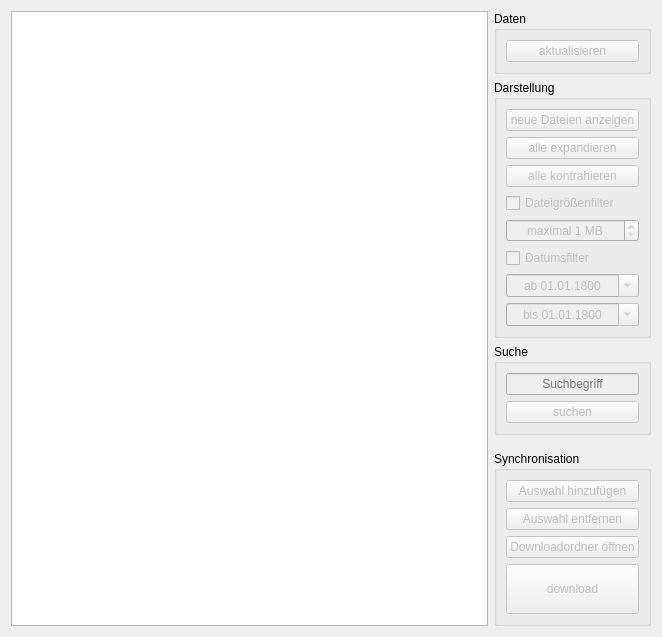
RobertKrajewski/Sync-my-L2P, file browser.ui: the form before one commit.
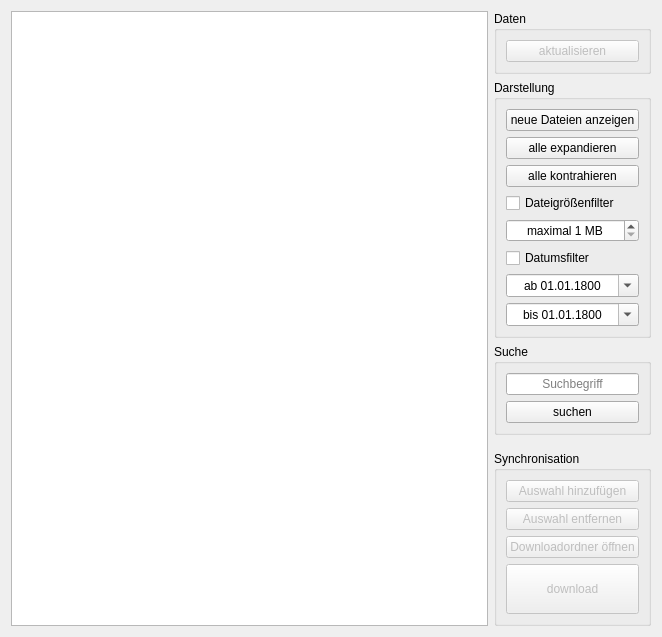
The form after the commit. Icons and pictures are not drawn.

Commit message: Improved status changes of buttons and the handling of the itemmodel when the login credentials are erased.

```diff
--- a/browser.ui
+++ b/browser.ui
@@ -80,7 +80,7 @@
       <item>
        <widget class="QPushButton" name="showNewDataPushButton">
         <property name="enabled">
-         <bool>false</bool>
+         <bool>true</bool>
         </property>
         <property name="text">
          <string>neue Dateien anzeigen</string>
@@ -90,7 +90,7 @@
       <item>
        <widget class="QPushButton" name="expandPushButton">
         <property name="enabled">
-         <bool>false</bool>
+         <bool>true</bool>
         </property>
         <property name="text">
          <string>alle expandieren</string>
@@ -100,7 +100,7 @@
       <item>
        <widget class="QPushButton" name="contractPushButton">
         <property name="enabled">
-         <bool>false</bool>
+         <bool>true</bool>
         </property>
         <property name="text">
          <string>alle kontrahieren</string>
@@ -110,7 +110,7 @@
       <item>
        <widget class="QCheckBox" name="sizeLimitCheckBox">
         <property name="enabled">
-         <bool>false</bool>
+         <bool>true</bool>
         </property>
         <property name="text">
          <string>Dateigrößenfilter</string>
@@ -120,7 +120,7 @@
       <item>
        <widget class="QSpinBox" name="sizeLimitSpinBox">
         <property name="enabled">
-         <bool>false</bool>
+         <bool>true</bool>
         </property>
         <property name="alignment">
          <set>Qt::AlignCenter</set>
@@ -148,7 +148,7 @@
       <item>
        <widget class="QCheckBox" name="dateFilterCheckBox">
         <property name="enabled">
-         <bool>false</bool>
+         <bool>true</bool>
         </property>
         <property name="text">
          <string>Datumsfilter</string>
@@ -158,7 +158,7 @@
       <item>
        <widget class="QDateEdit" name="minDateEdit">
         <property name="enabled">
-         <bool>false</bool>
+         <bool>true</bool>
         </property>
         <property name="alignment">
          <set>Qt::AlignCenter</set>
@@ -181,7 +181,7 @@
       <item>
        <widget class="QDateEdit" name="maxDateEdit">
         <property name="enabled">
-         <bool>false</bool>
+         <bool>true</bool>
         </property>
         <property name="alignment">
          <set>Qt::AlignCenter</set>
@@ -222,7 +222,7 @@
       <item>
        <widget class="QLineEdit" name="searchLineEdit">
         <property name="enabled">
-         <bool>false</bool>
+         <bool>true</bool>
         </property>
         <property name="sizePolicy">
          <sizepolicy hsizetype="Preferred" vsizetype="Fixed">
@@ -244,7 +244,7 @@
       <item>
        <widget class="QPushButton" name="searchPushButton">
         <property name="enabled">
-         <bool>false</bool>
+         <bool>true</bool>
         </property>
         <property name="text">
          <string>suchen</string>
```
The commit also changes 3 other files.
